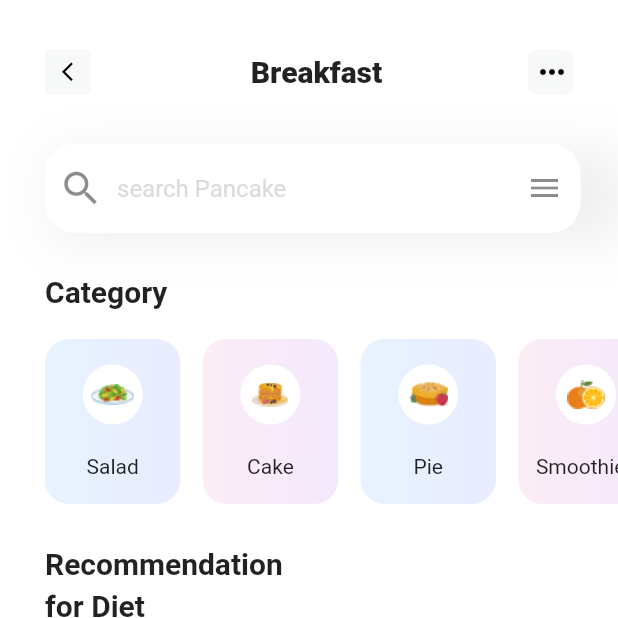
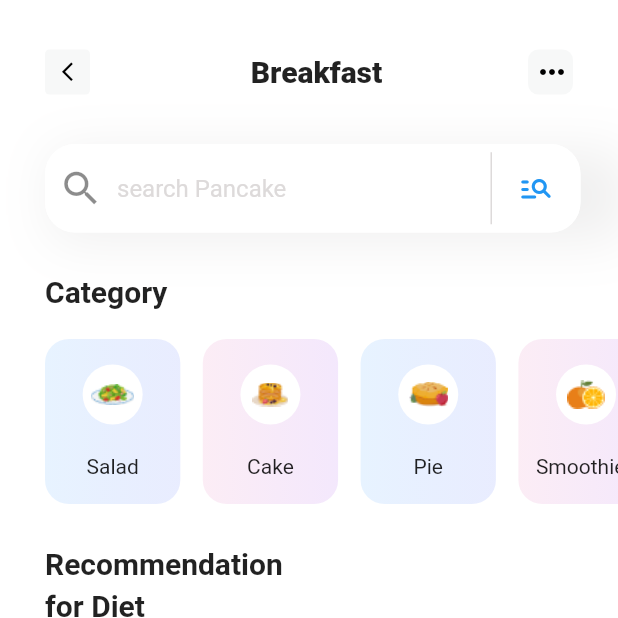
Before and after one commit to TrungThong137/fixnext, a Flutter app: the BreakFirst screen opened directly, on a phone screen of 412 x 824 dp, the top half of it. Run offline on Flutter 3.47's test engine with Material 2 defaults, Android fonts, the light colour scheme and no system bars.

Commit message:
update breakFirst

```diff
--- a/lib/main.dart
+++ b/lib/main.dart
@@ -1,3 +1,4 @@
+import 'package:fixnext/page/back_home.dart';
 import 'package:fixnext/page/break_first.dart';
 import 'package:fixnext/page/comparison.dart';
 import 'package:fixnext/page/schedule.dart';
@@ -21,7 +22,7 @@ class MyApp extends StatelessWidget {
       theme: ThemeData(
         primarySwatch: Colors.blue,
       ),
-      home: const ScrollAnimation()
+      home: const BreakFirst()
     );
   }
 }
--- a/lib/page/break_first.dart
+++ b/lib/page/break_first.dart
@@ -1,15 +1,40 @@
-import 'dart:ui';
-
 import 'package:flutter/material.dart';
 
 class BreakFirst extends StatefulWidget {
   const BreakFirst({super.key});
-
   @override
   State<BreakFirst> createState() => _BreakFirstState();
 }
 
 class _BreakFirstState extends State<BreakFirst> {
+
+  final Gradient primaryColor = const LinearGradient(
+    colors: [
+    Color.fromRGBO(157, 206, 255, 1),
+    Color.fromRGBO(146, 163, 253, 1),
+    ]
+  );
+
+  final Gradient gradientBlue = const LinearGradient(
+    colors: [
+      Color.fromRGBO(157, 206, 255, 0.244) ,
+      Color.fromRGBO(146, 164, 253, 0.203)
+    ]
+  );
+  final Gradient gradientPink = const LinearGradient(
+    colors: [
+      Color.fromRGBO(238, 164, 206, 0.201),
+      Color.fromRGBO(197, 139, 242, 0.199),
+    ]
+  );
+  final Color colorPopular= const Color.fromRGBO(29, 22, 23, 0);
+  final Color colorText= const Color.fromRGBO(123, 111, 114, 1);
+  final Color colorHeader= const Color.fromRGBO(247, 248, 248, 1);
+  final Color colorInputSearch= const Color.fromRGBO(221, 218, 218, 1);
+
+  final Color colorIconPopular= Colors.purple.shade100;
+
+
   @override
   Widget build(BuildContext context) {
     return SafeArea(
@@ -124,7 +149,7 @@ class _BreakFirstState extends State<BreakFirst> {
       width: 360,
       decoration: BoxDecoration(
         color: Colors.white,
-        border: Border.all(color:select? Color.fromRGBO(29, 22, 23, 0) : Colors.transparent),
+        border: Border.all(color:select? colorPopular : Colors.transparent),
         borderRadius: BorderRadius.circular(20),
         boxShadow: select? [
           const BoxShadow(
@@ -149,8 +174,8 @@ class _BreakFirstState extends State<BreakFirst> {
               ),
               Text(
                 subtile,
-                style: const TextStyle(
-                  color: Color.fromRGBO(123, 111, 114, 1),
+                style: TextStyle(
+                  color: colorText,
                   height: 1.8
                 ),
               ),
@@ -166,7 +191,7 @@ class _BreakFirstState extends State<BreakFirst> {
                 width: 30,
                 alignment: Alignment.center,
                 decoration: BoxDecoration(
-                  border: Border.all(color: Colors.purple.shade100, width: 1.7),
+                  border: Border.all(color: colorIconPopular, width: 1.7),
                   borderRadius: BorderRadius.circular(50),
 
                 ),
@@ -177,7 +202,7 @@ class _BreakFirstState extends State<BreakFirst> {
                 right: -10,
                 child: IconButton(
                   onPressed: (){},
-                  icon: Icon(Icons.keyboard_arrow_right, color: Colors.purple.shade100,)
+                  icon: Icon(Icons.keyboard_arrow_right, color: colorIconPopular,)
                 ),
               ),
             ]
@@ -191,12 +216,7 @@ class _BreakFirstState extends State<BreakFirst> {
     return Container(
       decoration: BoxDecoration(
         borderRadius: BorderRadius.circular(16),
-        gradient: LinearGradient(colors: item.isColor?
-         [const Color.fromRGBO(157, 206, 255, 0.244) ,
-         const Color.fromRGBO(146, 164, 253, 0.203)]
-          : [ const Color.fromRGBO(238, 164, 206, 0.201),
-            const Color.fromRGBO(197, 139, 242, 0.199)],
-        )
+        gradient: item.isColor ? gradientBlue : gradientPink
       ),
       child: Column(
         children: [
@@ -212,10 +232,10 @@ class _BreakFirstState extends State<BreakFirst> {
           ),
           Text(
             item.discription,
-            style: const TextStyle(
+            style: TextStyle(
               fontSize: 13,
               fontWeight: FontWeight.w400,
-              color: Color.fromRGBO(123, 111, 114, 1)
+              color: colorText
             ),
           ),
 
@@ -226,13 +246,7 @@ class _BreakFirstState extends State<BreakFirst> {
               width: 110,
               alignment: Alignment.center,
               decoration: BoxDecoration(
-                gradient: LinearGradient(
-                  colors: item.isColor ? [
-                    const Color.fromRGBO(157, 206, 255, 1),
-                    const Color.fromRGBO(146, 163, 253, 1),
-                  ]
-                  : [Colors.transparent, Colors.transparent]
-                ),
+                gradient: item.isColor ? primaryColor : null,
                 borderRadius: BorderRadius.circular(20)
               ),
               child: Text(
@@ -254,12 +268,7 @@ class _BreakFirstState extends State<BreakFirst> {
     return Container(
       decoration: BoxDecoration(
         borderRadius: BorderRadius.circular(16),
-        gradient: LinearGradient(colors: item.isColor?
-         [const Color.fromRGBO(157, 206, 255, 0.244) ,
-         const Color.fromRGBO(146, 164, 253, 0.203)]
-          : [ const Color.fromRGBO(238, 164, 206, 0.201),
-            const Color.fromRGBO(197, 139, 242, 0.199)],
-        )
+        gradient: item.isColor ? gradientBlue : gradientPink
       ),
       child: Column(
         mainAxisAlignment: MainAxisAlignment.center,
@@ -282,7 +291,7 @@ class _BreakFirstState extends State<BreakFirst> {
         height: 30,
         width: 30,
         decoration: BoxDecoration(
-          color: const Color.fromRGBO(247, 248, 248, 1),
+          color: colorHeader,
           borderRadius: BorderRadius.circular(3)
         ),
         child: IconButton(
@@ -305,7 +314,7 @@ class _BreakFirstState extends State<BreakFirst> {
         height: 30,
         width: 30,
         decoration: BoxDecoration(
-          color: const Color.fromRGBO(247, 248, 248, 1),
+          color: colorHeader,
           borderRadius: BorderRadius.circular(7)
         ),
         child: IconButton(
@@ -339,16 +348,29 @@ class _BreakFirstState extends State<BreakFirst> {
             borderRadius: BorderRadius.circular(20),
           ),
           filled: true,
-          fillColor: const Color.fromRGBO(255, 255, 255, 1),
+          fillColor: Colors.white,
           hintText: "search Pancake",
-          hintStyle: const TextStyle(color: Color.fromRGBO(221, 218, 218, 1)),
+          hintStyle: TextStyle(color: colorInputSearch),
           prefixIcon: const Icon(Icons.search, size: 30, ),
-          suffixIcon: Icon(Icons.menu)
+          suffixIcon: Container(
+            width: 60,
+            decoration: BoxDecoration(
+              border: Border(
+                left: BorderSide(
+                  color: colorInputSearch,
+                )
+              )
+            ),
+            child: IconButton(
+              onPressed: (){},
+              padding: const EdgeInsets.symmetric(horizontal: 4),
+              icon: const Icon(Icons.manage_search_rounded, color: Colors.blue,)
+            )
+          ),
         ),
       ),
     );
   }
-
 }
 
 List<Pancake> pancakes=[
```
